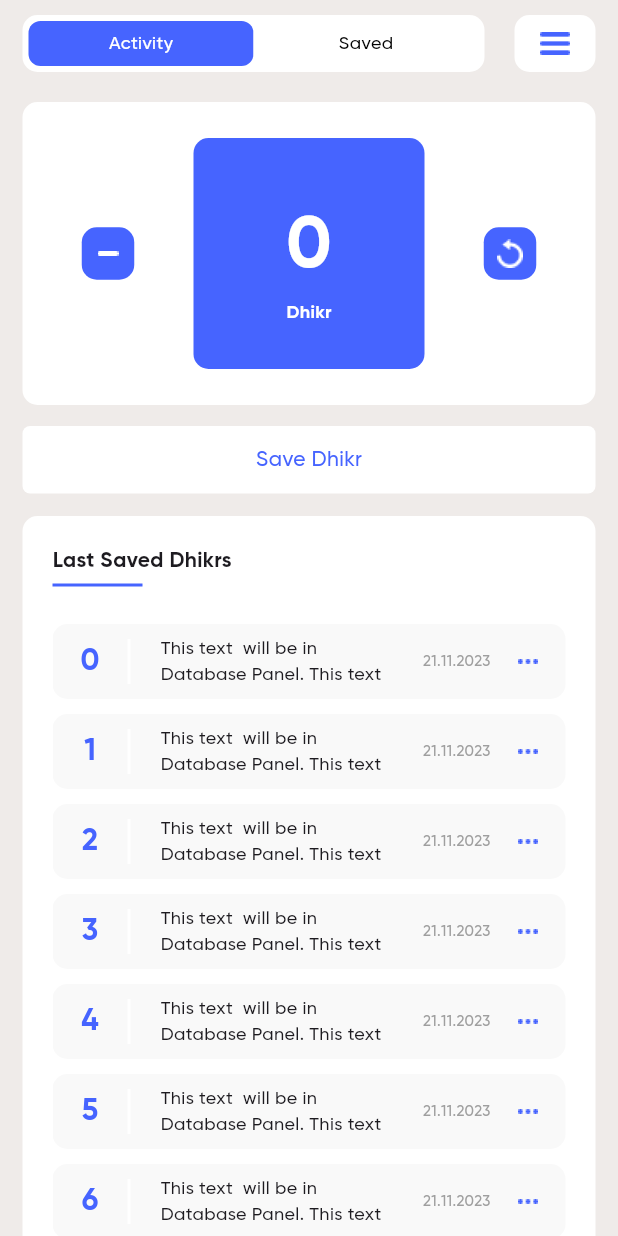
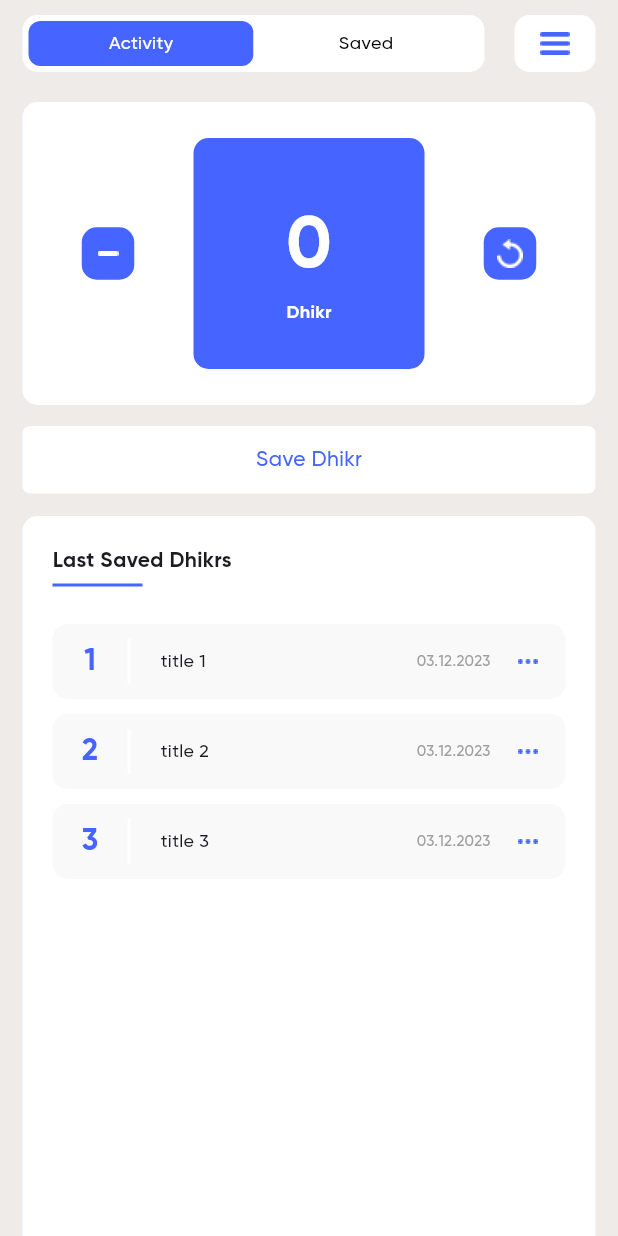
Before and after one commit to merekesabitov/TasbihApp, a Flutter app: the screen it shows after launch, on a phone screen of 412 x 824 dp. Run offline on Flutter 3.47's test engine with Material 3 defaults, Android fonts, the phone set to English and light mode, and no system bars.

Commit message:
"Save Dhikr" button with AlertDialog

```diff
--- /dev/null
+++ b/Tasbih_App/lib/db/db_fake.dart
@@ -0,0 +1,7 @@
+import '../models/dhikr.dart';
+
+List<Dhikr> fakeDB = [
+  Dhikr(counter: 1, title: 'title 1', date: DateTime.now()),
+  Dhikr(counter: 2, title: 'title 2', date: DateTime.now()),
+  Dhikr(counter: 3, title: 'title 3', date: DateTime.now()),
+];
--- /dev/null
+++ b/Tasbih_App/lib/models/dhikr.dart
@@ -0,0 +1,10 @@
+class Dhikr {
+  int counter;
+  String title;
+  DateTime date;
+
+  Dhikr({required this.counter, required this.title, required this.date});
+
+  void update() {}
+  void delete() {}
+}
--- a/Tasbih_App/lib/pages/home/counter_panel/counter_panel.dart
+++ b/Tasbih_App/lib/pages/home/counter_panel/counter_panel.dart
@@ -1,14 +1,19 @@
+import 'package:flutter/cupertino.dart';
 import 'package:flutter/material.dart';
+import 'package:flutter_application_1/db/db_fake.dart';
+import 'package:flutter_application_1/models/dhikr.dart';
 import '../../../services/colors.dart';
 
 class CounterPanel extends StatefulWidget {
-  const CounterPanel({super.key});
+  final Function func;
+  const CounterPanel({super.key, required this.func});
 
   @override
   State<CounterPanel> createState() => _CounterPanelState();
 }
 
 class _CounterPanelState extends State<CounterPanel> {
+  final controller = TextEditingController();
   int counter = 0;
 
   void incrementer() {
@@ -36,7 +41,7 @@ class _CounterPanelState extends State<CounterPanel> {
               mainAxisAlignment: MainAxisAlignment.spaceEvenly,
               children: [
                 GestureDetector(
-                  onTap:() => decrementer(),
+                  onTap: () => decrementer(),
                   child: Container(
                     height: 35,
                     width: 35,
@@ -48,7 +53,7 @@ class _CounterPanelState extends State<CounterPanel> {
                   ),
                 ),
                 GestureDetector(
-                  onTap:() => incrementer(),
+                  onTap: () => incrementer(),
                   child: Container(
                     height: 154,
                     width: 154,
@@ -95,7 +100,53 @@ class _CounterPanelState extends State<CounterPanel> {
               ],
             ),
           ),
-          Container(
+          GestureDetector(
+            onTap: () {
+              showDialog(
+                context: context,
+                builder: (context) {
+                  return AlertDialog(
+                    title: const Text('Add Dhikr'),
+                    content: Column(
+                      mainAxisSize: MainAxisSize.min,
+                      crossAxisAlignment: CrossAxisAlignment.start,
+                      children: [
+                        Text('Current Dhikr count: $counter'),
+                        const SizedBox(height: 10),
+                        CupertinoTextField(
+                          controller: controller,
+                          placeholder: 'Enter title of Dhikr',
+                        ),
+                      ],
+                    ),
+                    actions: [
+                      TextButton(
+                        onPressed: () {
+                          Navigator.pop(context);
+                        },
+                        child: const Text('Cancel'),
+                      ),
+                      ElevatedButton(
+                        onPressed: () {
+                          fakeDB.add(
+                            Dhikr(
+                              counter: counter,
+                              title: controller.text,
+                              date: DateTime.now(),
+                            ),
+                          );
+
+                          widget.func();
+                          Navigator.pop(context);
+                        },
+                        child: const Text('Save'),
+                      ),
+                    ],
+                  );
+                },
+              );
+            },
+            child: Container(
               decoration: BoxDecoration(
                   color: Colors.white, borderRadius: BorderRadius.circular(5)),
               height: 45,
@@ -106,6 +157,7 @@ class _CounterPanelState extends State<CounterPanel> {
                 style: TextStyle(color: myBlue),
               ),
             ),
+          ),
         ],
       ),
     );
--- a/Tasbih_App/lib/pages/home/db_panel/db_panel.dart
+++ b/Tasbih_App/lib/pages/home/db_panel/db_panel.dart
@@ -1,4 +1,6 @@
 import 'package:flutter/material.dart';
+import 'package:flutter_application_1/db/db_fake.dart';
+import 'package:intl/intl.dart';
 import '../../../services/colors.dart';
 
 class DBPanel extends StatelessWidget {
@@ -33,7 +35,7 @@ class DBPanel extends StatelessWidget {
           ),
           Expanded(
             child: ListView.builder(
-              itemCount: 100,
+              itemCount: fakeDB.length,
               itemBuilder: (context, index) {
                 return Container(
                   decoration: BoxDecoration(
@@ -48,7 +50,7 @@ class DBPanel extends StatelessWidget {
                       width: 50,
                       alignment: Alignment.center,
                       child: Text(
-                        index.toString(),
+                        fakeDB[index].counter.toString(),
                         style: const TextStyle(
                           fontSize: 20,
                           fontFamily: 'Gilroy-Bold',
@@ -57,19 +59,19 @@ class DBPanel extends StatelessWidget {
                         ),
                       ),
                     Container(height: 30, width: 2, color: Colors.white),
-                    const Expanded (
+                    Expanded (
                       child: Padding(
-                        padding: EdgeInsets.only(left: 20, right: 15),
+                        padding: const EdgeInsets.only(left: 20, right: 15),
                         child: Text(
-                          'This text  will be in Database Panel. This text  will be in Database Panel. This text  will be in Database Panel.',
-                          style: TextStyle(fontSize: 12,),
+                          fakeDB[index].title,
+                          style: const TextStyle(fontSize: 12,),
                           maxLines: 2
                         ),
                       ),
                     ),
-                    const Text(
-                      '21.11.2023',
-                      style: TextStyle(
+                    Text(
+                      DateFormat('dd.MM.yyyy').format(fakeDB[index].date),
+                      style: const TextStyle(
                         fontSize: 10,
                         color: Color(0xFF9F9F9F),
                       ),
--- a/Tasbih_App/lib/pages/home/home.dart
+++ b/Tasbih_App/lib/pages/home/home.dart
@@ -25,6 +25,10 @@ class _HomePageState extends State<HomePage> {
     }
   }
 
+  void mySetState() {
+    setState(() {});
+  }
+
   @override
   Widget build(BuildContext context) {
     return Scaffold(
@@ -32,14 +36,14 @@ class _HomePageState extends State<HomePage> {
       body: SafeArea(
         bottom: false,
         child: Padding(
-          padding: EdgeInsets.symmetric(horizontal: 15),
+          padding: const EdgeInsets.symmetric(horizontal: 15),
           child: Column(
             children: [
               TopPanel(
                 isActivity: isActivity,
                 toogle: toogle,
               ),
-              Visibility(visible: isActivity, child: CounterPanel()),
+              Visibility(visible: isActivity, child: CounterPanel(func: mySetState),),
               DBPanel(),
             ],
           ),
--- a/Tasbih_App/lib/services/colors.dart
+++ b/Tasbih_App/lib/services/colors.dart
@@ -1,4 +1,3 @@
-
 import 'package:flutter/material.dart';
 
 const Color myBlue = Color(0xFF4664FF);
--- a/Tasbih_App/pubspec.yaml
+++ b/Tasbih_App/pubspec.yaml
@@ -35,6 +35,7 @@ dependencies:
   # The following adds the Cupertino Icons font to your application.
   # Use with the CupertinoIcons class for iOS style icons.
   cupertino_icons: ^1.0.2
+  intl: ^0.18.1
 
 dev_dependencies:
   flutter_test:
```
Also changed, not shown: Tasbih_App/pubspec.lock. Lines whose indentation alone changed are shown as unchanged.
